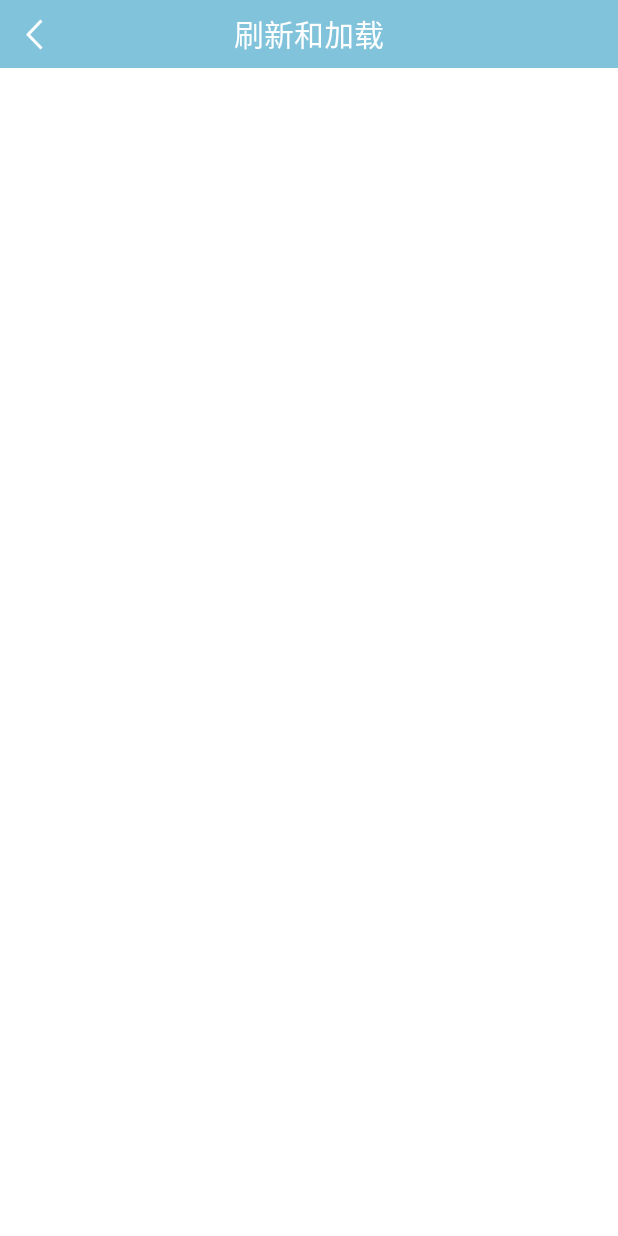
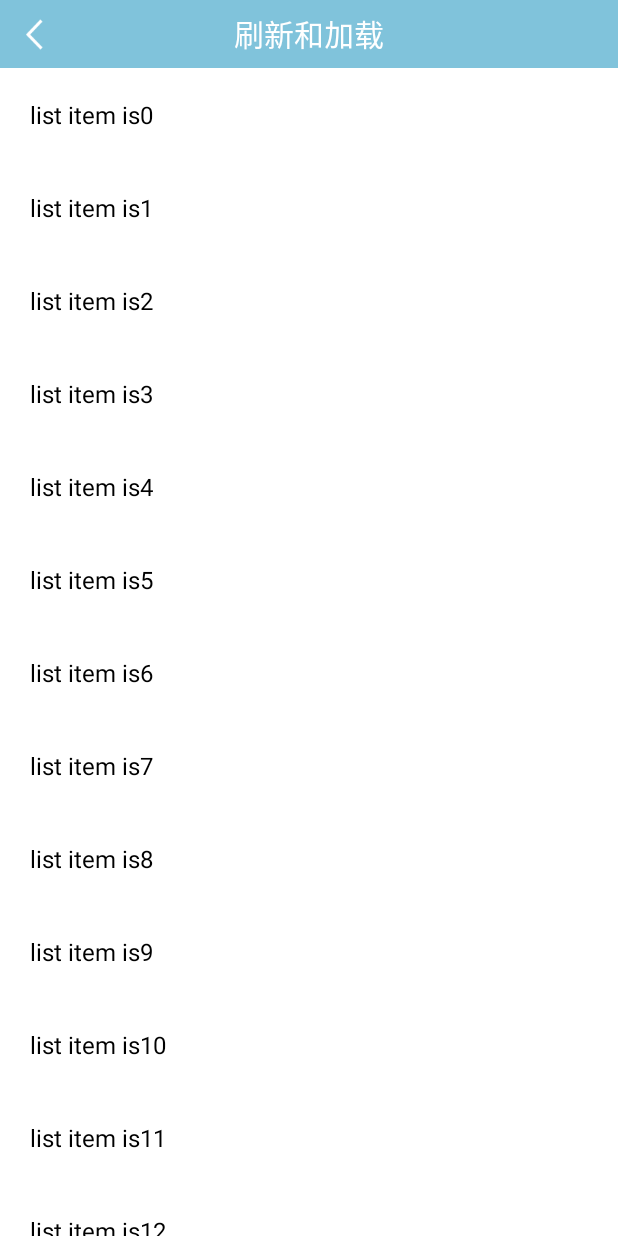
Before and after one commit to remerber/MyRecyclerview, an Android app: the screen it shows after launch (MainActivity), on a phone screen of 412 x 824 dp. Run offline under Robolectric (Android 15) with nearby library versions, the phone set to English and light mode, and no system bars.

Commit message:
最基本的Recyclerview的写法

```diff
--- a/app/build.gradle
+++ b/app/build.gradle
@@ -28,4 +28,6 @@ dependencies {
     compile 'com.android.support.constraint:constraint-layout:1.0.0-alpha4'
     testCompile 'junit:junit:4.12'
     compile 'com.android.support.test.espresso:espresso-core:2.2.2'
+   compile 'com.android.support:recyclerview-v7:23.1.1'
+
 }
--- a/app/src/main/java/com/example/administrator/myrecyclerview/MainActivity.java
+++ b/app/src/main/java/com/example/administrator/myrecyclerview/MainActivity.java
@@ -1,24 +1,87 @@
 package com.example.administrator.myrecyclerview;
 
 import android.os.Bundle;
+import android.support.v4.widget.SwipeRefreshLayout;
+import android.support.v7.widget.LinearLayoutManager;
+import android.support.v7.widget.RecyclerView;
+import android.view.LayoutInflater;
+import android.view.View;
+import android.view.ViewGroup;
+import android.widget.TextView;
 
 import com.example.administrator.myrecyclerview.core.BaseActivity;
 
-public class MainActivity extends BaseActivity {
+import java.util.ArrayList;
 
+public class MainActivity extends BaseActivity implements SwipeRefreshLayout.OnRefreshListener {
+    private SwipeRefreshLayout mSwipeRefreshLayout;
+    private RecyclerView mRecyclerView;
+    private SampleListAdapter adapter;
+    private ArrayList<String> mDataList = new ArrayList<>();
 
     @Override
     protected void setUpContentView() {
-        setContentView(R.layout.activity_main,R.string.list);
+        setContentView(R.layout.activity_main, R.string.list);
     }
 
     @Override
     protected void setUpView() {
-
+        mSwipeRefreshLayout = (SwipeRefreshLayout) findViewById(R.id.swipeRefreshLayout);
+        mSwipeRefreshLayout.setOnRefreshListener(this);
+        mRecyclerView = (RecyclerView) findViewById(R.id.recyclerView);
     }
 
     @Override
     protected void setUpData(Bundle savedInstanceState) {
+        mRecyclerView.setLayoutManager(new LinearLayoutManager(getApplicationContext()));
+        adapter = new SampleListAdapter();
+        mRecyclerView.setAdapter(adapter);
+        mSwipeRefreshLayout.post(new Runnable() {
+            @Override
+            public void run() {
+                mSwipeRefreshLayout.setRefreshing(true);
+                onRefresh();
+            }
+        });
+    }
+
+    @Override
+    public void onRefresh() {
+        mDataList.clear();
+        for (int i = 0; i < 50; i++) {
+            mDataList.add("list item is" + i);
+        }
+        adapter.notifyDataSetChanged();
+        mSwipeRefreshLayout.setRefreshing(false);
+
+    }
+
+    class SampleListAdapter extends RecyclerView.Adapter<SampleViewHolder> {
+
+        @Override
+        public SampleViewHolder onCreateViewHolder(ViewGroup parent, int viewType) {
+            View view = LayoutInflater.from(parent.getContext()).inflate(R.layout.activity_sample_list_item, parent, false);
+            return new SampleViewHolder(view);
+        }
+
+        @Override
+        public void onBindViewHolder(SampleViewHolder holder, int position) {
+            holder.mSampleListItemLabel.setText(mDataList.get(position));
+        }
+
+        @Override
+        public int getItemCount() {
+            return mDataList.size();
+        }
+    }
+
+    class SampleViewHolder extends RecyclerView.ViewHolder {
+        TextView mSampleListItemLabel;
+
+        public SampleViewHolder(View itemView) {
+            super(itemView);
+            mSampleListItemLabel = (TextView) itemView.findViewById(R.id.mSampleListItemLabel);
+        }
 
     }
 }
--- a/app/src/main/res/layout/activity_main.xml
+++ b/app/src/main/res/layout/activity_main.xml
@@ -1,12 +1,26 @@
 <?xml version="1.0" encoding="utf-8"?>
-<LinearLayout
-    xmlns:android="http://schemas.android.com/apk/res/android"
+<LinearLayout xmlns:android="http://schemas.android.com/apk/res/android"
     xmlns:tools="http://schemas.android.com/tools"
-   android:orientation="vertical"
     android:id="@+id/activity_main"
     android:layout_width="match_parent"
     android:layout_height="match_parent"
+    android:orientation="vertical"
     tools:context="com.example.administrator.myrecyclerview.MainActivity">
- <include layout="@layout/widget_toolbar"/>
+
+    <include layout="@layout/widget_toolbar" />
+
+    <android.support.v4.widget.SwipeRefreshLayout
+        android:id="@+id/swipeRefreshLayout"
+        android:layout_width="match_parent"
+        android:layout_height="match_parent">
+
+        <android.support.v7.widget.RecyclerView
+            android:id="@+id/recyclerView"
+            style="@style/RecyclerViewStyle"
+            android:layout_width="match_parent"
+            android:layout_height="match_parent"></android.support.v7.widget.RecyclerView>
+
+
+    </android.support.v4.widget.SwipeRefreshLayout>
 
 </LinearLayout>
--- /dev/null
+++ b/app/src/main/res/layout/activity_sample_list_item.xml
@@ -0,0 +1,16 @@
+<?xml version="1.0" encoding="utf-8"?>
+<RelativeLayout xmlns:android="http://schemas.android.com/apk/res/android"
+    style="@style/RecyclerItemViewStyle"
+    android:layout_width="match_parent"
+    android:layout_height="wrap_content"
+    android:padding="10dp">
+
+    <TextView
+        android:id="@+id/mSampleListItemLabel"
+        android:layout_width="wrap_content"
+        android:layout_height="wrap_content"
+        android:padding="10dp"
+        android:textColor="@color/black"
+        android:textSize="16sp" />
+
+</RelativeLayout>
```
